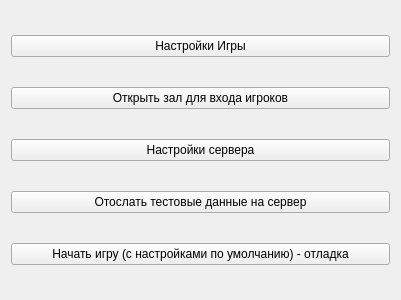
First picture: the form in Nayda/playMenu.ui, repository Mar94oK/Nayda, before the edit.
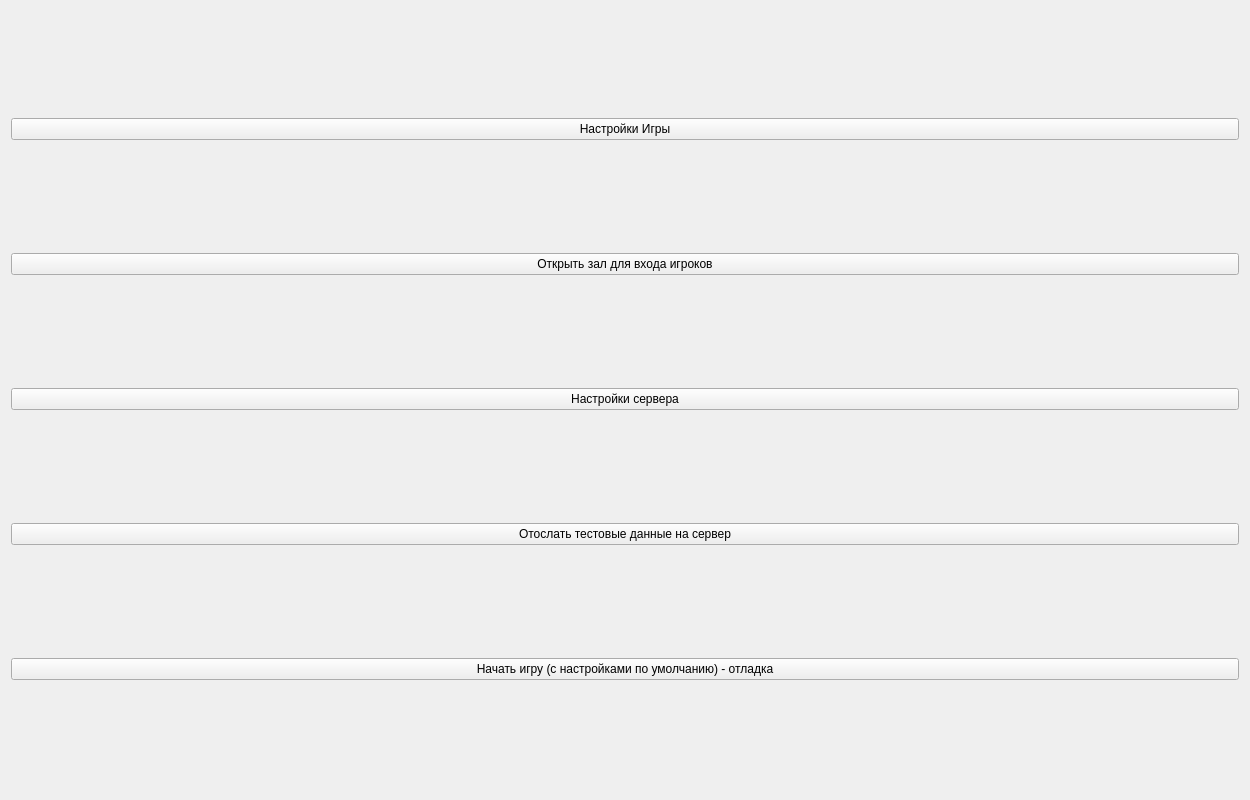
Second picture: the form after the edit.

Commit message: Refactoring view and the size of the BeforeTheGame Windows

```diff
--- a/Nayda/playMenu.ui
+++ b/Nayda/playMenu.ui
@@ -6,8 +6,8 @@
    <rect>
     <x>0</x>
     <y>0</y>
-    <width>401</width>
-    <height>300</height>
+    <width>1250</width>
+    <height>800</height>
    </rect>
   </property>
   <property name="focusPolicy">
```
The commit also changes 4 other files.
